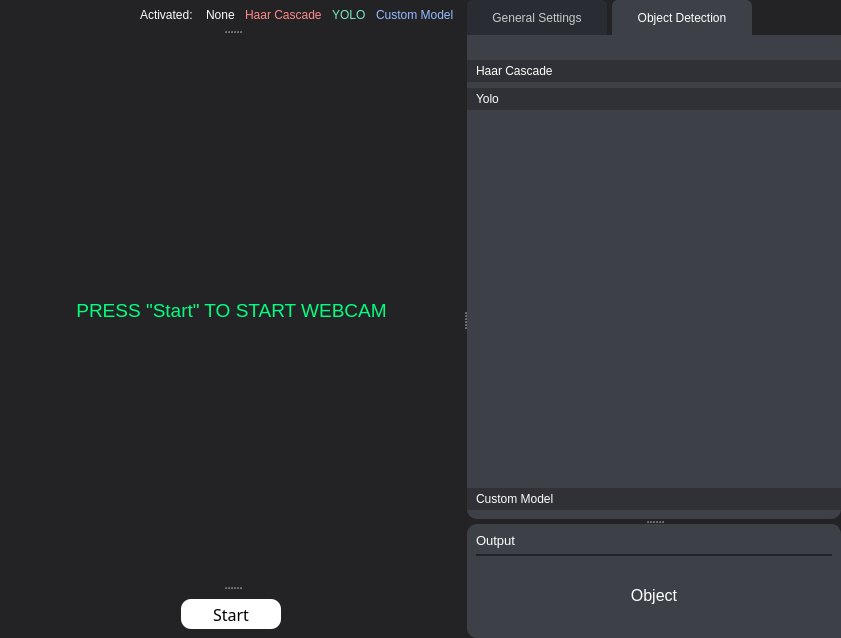
Old version of the form GUI/ui_mainPage.ui in the repository Tobias-Mauritzon/DAT067.
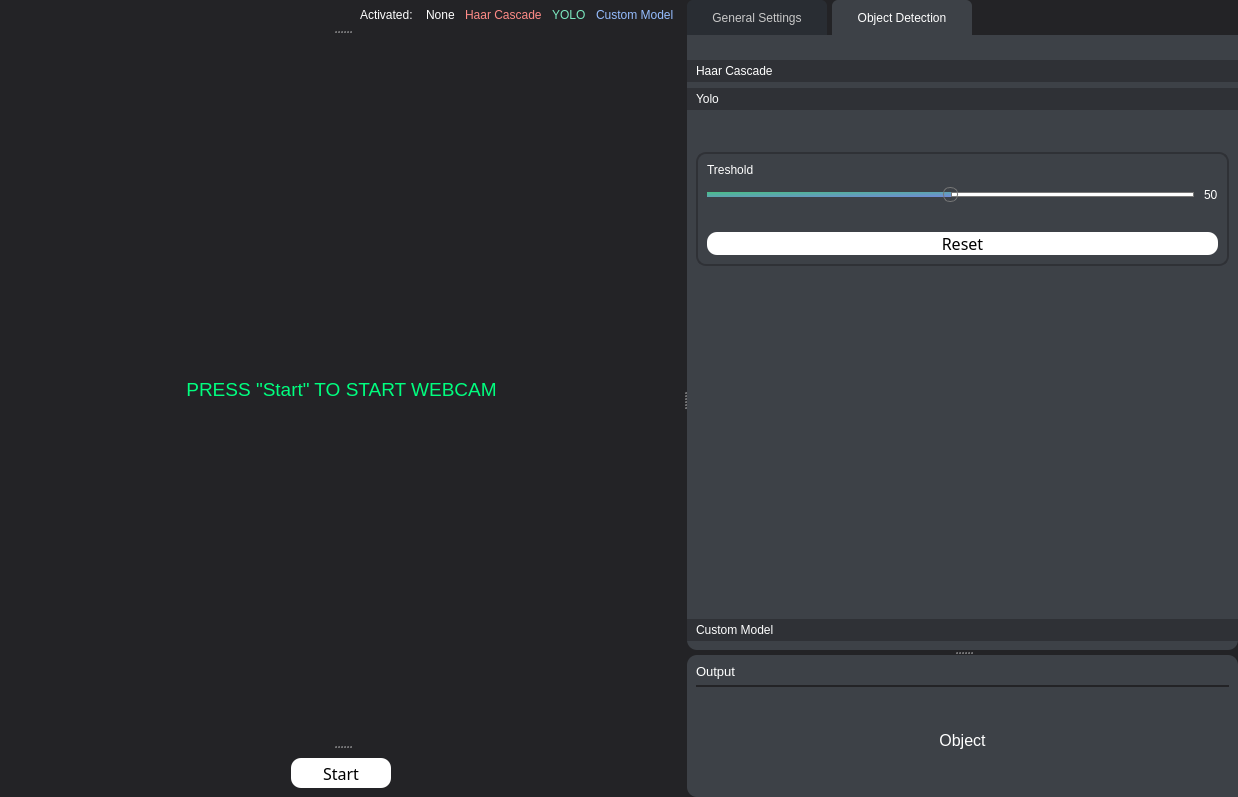
New version of the form. The open tabs and pages were chosen to show the change.

Commit message: la till möjlighet att ändra treshold för yolo

Patch:
```diff
--- a/GUI/ui_mainPage.ui
+++ b/GUI/ui_mainPage.ui
@@ -6,8 +6,8 @@
    <rect>
     <x>0</x>
     <y>0</y>
-    <width>841</width>
-    <height>638</height>
+    <width>1238</width>
+    <height>797</height>
    </rect>
   </property>
   <property name="windowTitle">
@@ -1153,8 +1153,8 @@
                       <rect>
                        <x>0</x>
                        <y>0</y>
-                       <width>386</width>
-                       <height>465</height>
+                       <width>569</width>
+                       <height>593</height>
                       </rect>
                      </property>
                      <property name="sizePolicy">
@@ -1968,13 +1968,220 @@
                           <rect>
                            <x>0</x>
                            <y>0</y>
-                           <width>100</width>
-                           <height>30</height>
+                           <width>569</width>
+                           <height>484</height>
                           </rect>
                          </property>
                          <attribute name="label">
                           <string>Yolo</string>
                          </attribute>
+                         <layout class="QVBoxLayout" name="verticalLayout_6">
+                          <item alignment="Qt::AlignTop">
+                           <widget class="QGroupBox" name="groupBox_HC_Cars_3">
+                            <property name="enabled">
+                             <bool>true</bool>
+                            </property>
+                            <property name="font">
+                             <font>
+                              <pointsize>8</pointsize>
+                             </font>
+                            </property>
+                            <property name="layoutDirection">
+                             <enum>Qt::LeftToRight</enum>
+                            </property>
+                            <property name="title">
+                             <string/>
+                            </property>
+                            <layout class="QVBoxLayout" name="verticalLayout_27">
+                             <property name="spacing">
+                              <number>40</number>
+                             </property>
+                             <property name="leftMargin">
+                              <number>9</number>
+                             </property>
+                             <property name="topMargin">
+                              <number>9</number>
+                             </property>
+                             <property name="rightMargin">
+                              <number>9</number>
+                             </property>
+                             <property name="bottomMargin">
+                              <number>9</number>
+                             </property>
+                             <item>
+                              <widget class="QFrame" name="frame_7">
+                               <property name="minimumSize">
+                                <size>
+                                 <width>0</width>
+                                 <height>0</height>
+                                </size>
+                               </property>
+                               <property name="frameShape">
+                                <enum>QFrame::StyledPanel</enum>
+                               </property>
+                               <property name="frameShadow">
+                                <enum>QFrame::Raised</enum>
+                               </property>
+                               <layout class="QVBoxLayout" name="verticalLayout_28">
+                                <property name="spacing">
+                                 <number>15</number>
+                                </property>
+                                <property name="leftMargin">
+                                 <number>0</number>
+                                </property>
+                                <property name="topMargin">
+                                 <number>0</number>
+                                </property>
+                                <property name="rightMargin">
+                                 <number>0</number>
+                                </property>
+                                <property name="bottomMargin">
+                                 <number>0</number>
+                                </property>
+                                <item>
+                                 <widget class="QFrame" name="frame_27">
+                                  <property name="layoutDirection">
+                                   <enum>Qt::RightToLeft</enum>
+                                  </property>
+                                  <property name="frameShape">
+                                   <enum>QFrame::StyledPanel</enum>
+                                  </property>
+                                  <property name="frameShadow">
+                                   <enum>QFrame::Raised</enum>
+                                  </property>
+                                  <layout class="QFormLayout" name="formLayout_21">
+                                   <property name="horizontalSpacing">
+                                    <number>10</number>
+                                   </property>
+                                   <property name="verticalSpacing">
+                                    <number>10</number>
+                                   </property>
+                                   <property name="leftMargin">
+                                    <number>0</number>
+                                   </property>
+                                   <property name="topMargin">
+                                    <number>0</number>
+                                   </property>
+                                   <property name="rightMargin">
+                                    <number>0</number>
+                                   </property>
+                                   <property name="bottomMargin">
+                                    <number>0</number>
+                                   </property>
+                                   <item row="0" column="1">
+                                    <widget class="QLabel" name="label_23">
+                                     <property name="styleSheet">
+                                      <string notr="true"/>
+                                     </property>
+                                     <property name="text">
+                                      <string>Treshold</string>
+                                     </property>
+                                    </widget>
+                                   </item>
+                                   <item row="1" column="0">
+                                    <widget class="QLabel" name="label_YOLO_Treshold">
+                                     <property name="layoutDirection">
+                                      <enum>Qt::RightToLeft</enum>
+                                     </property>
+                                     <property name="styleSheet">
+                                      <string notr="true"/>
+                                     </property>
+                                     <property name="text">
+                                      <string>50</string>
+                                     </property>
+                                    </widget>
+                                   </item>
+                                   <item row="1" column="1">
+                                    <widget class="QSlider" name="horizontalSlider_YOLO_Treshold">
+                                     <property name="layoutDirection">
+                                      <enum>Qt::LeftToRight</enum>
+                                     </property>
+                                     <property name="maximum">
+                                      <number>100</number>
+                                     </property>
+                                     <property name="pageStep">
+                                      <number>1</number>
+                                     </property>
+                                     <property name="value">
+                                      <number>50</number>
+                                     </property>
+                                     <property name="sliderPosition">
+                                      <number>50</number>
+                                     </property>
+                                     <property name="orientation">
+                                      <enum>Qt::Horizontal</enum>
+                                     </property>
+                                    </widget>
+                                   </item>
+                                  </layout>
+                                 </widget>
+                                </item>
+                                <item>
+                                 <widget class="QFrame" name="frame_28">
+                                  <property name="layoutDirection">
+                                   <enum>Qt::RightToLeft</enum>
+                                  </property>
+                                  <property name="frameShape">
+                                   <enum>QFrame::StyledPanel</enum>
+                                  </property>
+                                  <property name="frameShadow">
+                                   <enum>QFrame::Raised</enum>
+                                  </property>
+                                  <layout class="QFormLayout" name="formLayout_22">
+                                   <property name="horizontalSpacing">
+                                    <number>10</number>
+                                   </property>
+                                   <property name="verticalSpacing">
+                                    <number>10</number>
+                                   </property>
+                                   <property name="leftMargin">
+                                    <number>0</number>
+                                   </property>
+                                   <property name="topMargin">
+                                    <number>0</number>
+                                   </property>
+                                   <property name="rightMargin">
+                                    <number>0</number>
+                                   </property>
+                                   <property name="bottomMargin">
+                                    <number>0</number>
+                                   </property>
+                                  </layout>
+                                 </widget>
+                                </item>
+                                <item>
+                                 <widget class="QPushButton" name="Button_YOLO_Reset">
+                                  <property name="font">
+                                   <font>
+                                    <family>Rockwell</family>
+                                    <pointsize>12</pointsize>
+                                   </font>
+                                  </property>
+                                  <property name="styleSheet">
+                                   <string notr="true">/*Buttons*/
+
+QPushButton{
+	background-color: white;
+	color: black;
+	border-radius: 10;
+}
+
+QPushButton:pressed {	
+	background-color: #bcbcbc;
+}</string>
+                                  </property>
+                                  <property name="text">
+                                   <string>Reset</string>
+                                  </property>
+                                 </widget>
+                                </item>
+                               </layout>
+                              </widget>
+                             </item>
+                            </layout>
+                           </widget>
+                          </item>
+                         </layout>
                         </widget>
                         <widget class="QWidget" name="page_4">
                          <property name="geometry">
```
Left out of the diff: 21 changed lines with no effect on the pictures. The commit also changes 9 other files.
